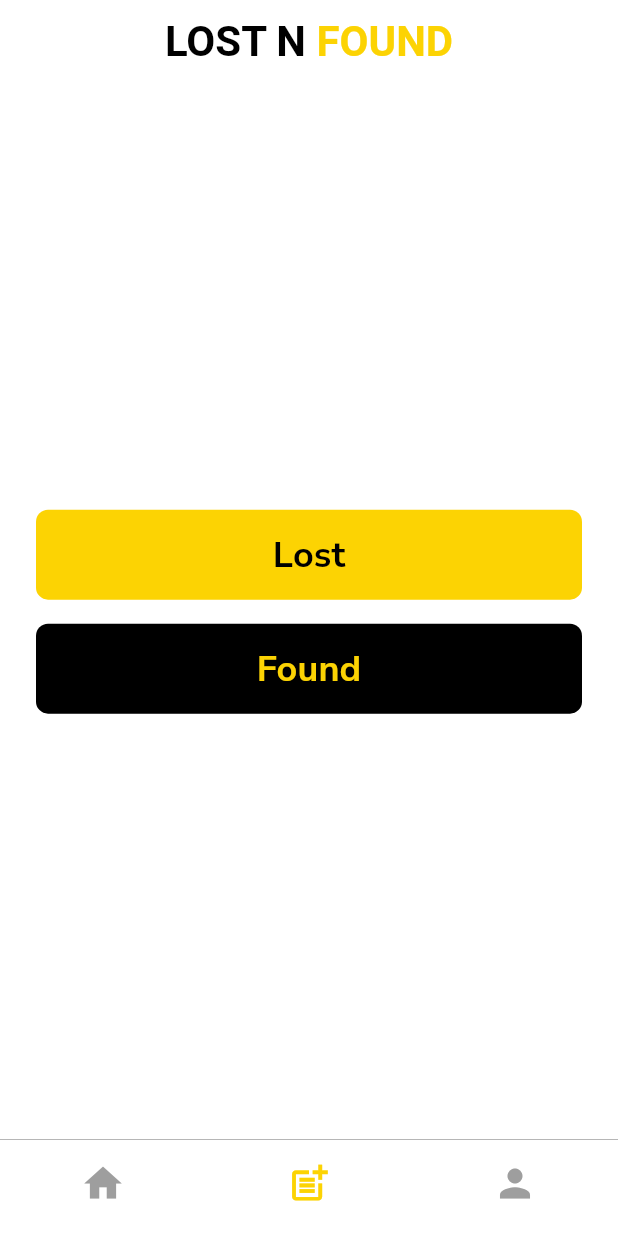
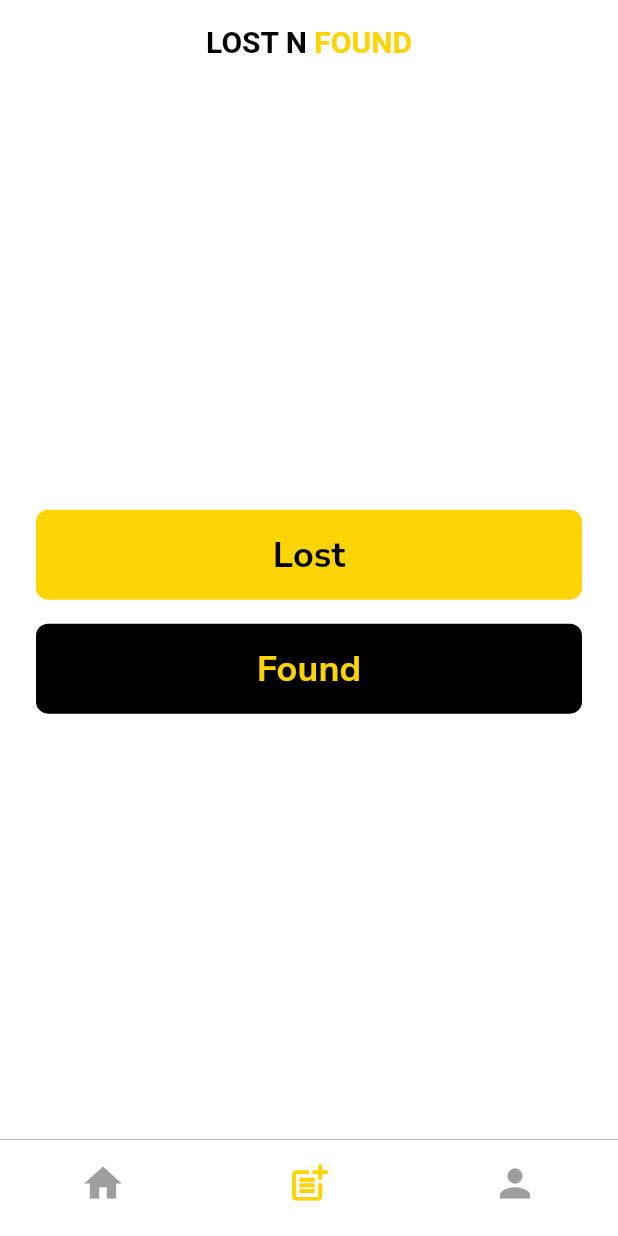
Before and after one commit to kuwapica/lost-n-found-flutter, a Flutter app: the screen it shows once a user with an empty profile is signed in, item 2 of the bottom bar chosen, on a phone screen of 412 x 824 dp. Run offline on Flutter 3.47's test engine with Material 3 defaults, Android fonts, the phone set to English and light mode, and no system bars; our stand-ins replace get, google_fonts, image_cropper, image_picker, supabase_flutter; accounts and stored records are empty.

Commit message:
ubah dikit buat fontsize nya

```diff
--- a/lib/pages/post/post_page.dart
+++ b/lib/pages/post/post_page.dart
@@ -23,7 +23,7 @@ class PostPage extends GetView<PostController> {
                 text: 'LOST N ',
                 style: TextStyle(
                   color: Colors.black,
-                  fontSize: 28,
+                  fontSize: 20,
                   fontWeight: FontWeight.bold,
                 ),
               ),
@@ -31,7 +31,7 @@ class PostPage extends GetView<PostController> {
                 text: 'FOUND',
                 style: TextStyle(
                   color: Color(0xFFFCD303),
-                  fontSize: 28,
+                  fontSize: 20,
                   fontWeight: FontWeight.bold,
                 ),
               ),
--- a/lib/pages/profile/profile_page.dart
+++ b/lib/pages/profile/profile_page.dart
@@ -16,7 +16,7 @@ class ProfilePage extends GetView<ProfileController> {
           text: const TextSpan(
             children: [
               TextSpan(
-                text: 'LOST N ',
+                text: 'PROFIL ',
                 style: TextStyle(
                   color: Colors.black,
                   fontSize: 20,
@@ -24,7 +24,7 @@ class ProfilePage extends GetView<ProfileController> {
                 ),
               ),
               TextSpan(
-                text: 'FOUND',
+                text: 'ANDA',
                 style: TextStyle(
                   color: Color(0xFFFCD303),
                   fontSize: 20,
--- a/lib/views/home_view.dart
+++ b/lib/views/home_view.dart
@@ -25,7 +25,7 @@ class HomeView extends GetView<HomeController> {
                   text: 'LOST N ',
                   style: TextStyle(
                     color: Colors.black,
-                    fontSize: 28,
+                    fontSize: 20,
                     fontWeight: FontWeight.bold,
                   ),
                 ),
@@ -33,7 +33,7 @@ class HomeView extends GetView<HomeController> {
                   text: 'FOUND',
                   style: TextStyle(
                     color: Color(0xFFFCD303),
-                    fontSize: 28,
+                    fontSize: 20,
                     fontWeight: FontWeight.bold,
                   ),
                 ),
```
